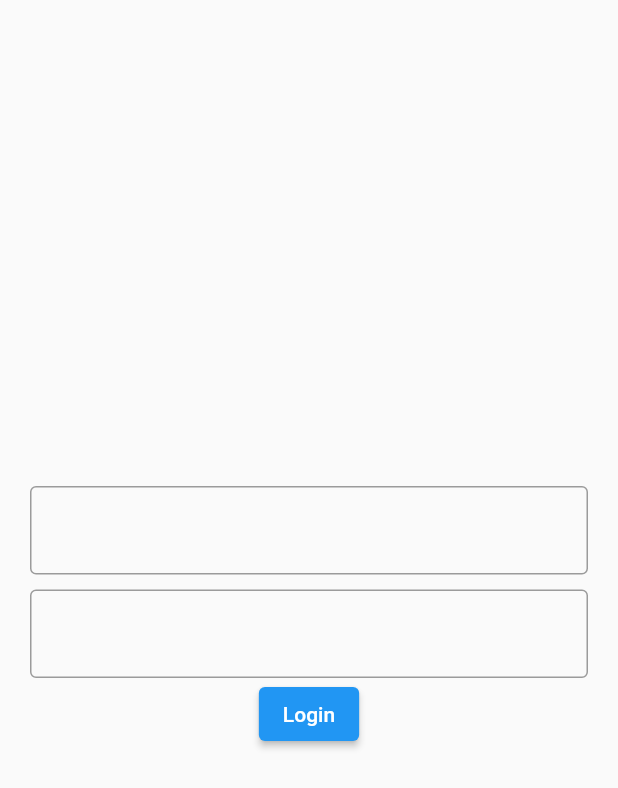
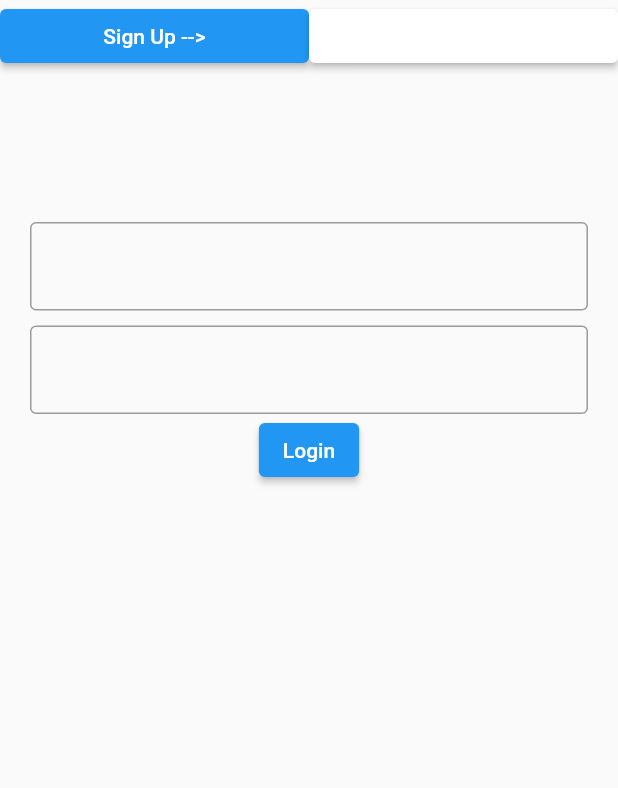
Before and after one commit to enisodesen/api_request_with_dio, a Flutter app: the screen it shows after launch, on a phone screen of 412 x 824 dp. Shown: the top 788 px of the screen. Run offline on Flutter 3.47's test engine with Material 2 defaults, Android fonts, the phone set to English and light mode, and no system bars; our stand-ins replace dio, get.

Commit message:
login ve signup problemsiz çalışıyor.

```diff
--- a/lib/views/login_page.dart
+++ b/lib/views/login_page.dart
@@ -9,9 +9,34 @@ class LoginPage extends StatelessWidget {
 
   @override
   Widget build(BuildContext context) {
-    return Scaffold(
-      body: Center(
-          child: Padding(
+    return Obx(
+      () => Scaffold(
+          body: controller.pageStatus.value
+              ? SafeArea(
+                  child: Center(
+                    child: Column(
+                      children: [
+                        Row(
+                          children: [
+                            Expanded(
+                              child: ElevatedButton(
+                                  onPressed: () {
+                                    controller.changePageStatus();
+                                  },
+                                  child: const Text('Sign Up -->')),
+                            ),
+                            Expanded(
+                                child: ElevatedButton(
+                                    style: ElevatedButton.styleFrom(
+                                        backgroundColor: Colors.white),
+                                    onPressed: () {},
+                                    child: const Text(''))),
+                          ],
+                        ),
+                        const SizedBox(
+                          height: 100,
+                        ),
+                        Padding(
                           padding: const EdgeInsets.symmetric(horizontal: 20),
                           child: Column(
                             mainAxisAlignment: MainAxisAlignment.center,
@@ -38,6 +63,66 @@ class LoginPage extends StatelessWidget {
                                   }),
                             ],
                           ),
+                        ),
+                      ],
+                    ),
+                  ),
+                )
+              : SafeArea(
+                  child: Center(
+                    child: Column(
+                      children: [
+                        Row(
+                          children: [
+                            Expanded(
+                              child: ElevatedButton(
+                                  style: ElevatedButton.styleFrom(
+                                      backgroundColor: Colors.white),
+                                  onPressed: () {},
+                                  child: const Text('')),
+                            ),
+                            Expanded(
+                                child: ElevatedButton(
+                                    onPressed: () {
+                                      controller.changePageStatus();
+                                    },
+                                    child: const Text('<-- Login'))),
+                          ],
+                        ),
+                        const SizedBox(
+                          height: 100,
+                        ),
+                        Padding(
+                          padding: const EdgeInsets.symmetric(horizontal: 20),
+                          child: Column(
+                            mainAxisAlignment: MainAxisAlignment.center,
+                            children: [
+                              TextField(
+                                controller: controller.emailRegister.value,
+                                decoration: const InputDecoration(
+                                  border: OutlineInputBorder(),
+                                ),
+                              ),
+                              const SizedBox(
+                                height: 10,
+                              ),
+                              TextField(
+                                controller: controller.passwordRegister.value,
+                                decoration: const InputDecoration(
+                                  border: OutlineInputBorder(),
+                                ),
+                              ),
+                              ElevatedButton(
+                                  child: const Text('Sign Up'),
+                                  onPressed: () {
+                                    controller.registerMethod();
+                                  }),
+                            ],
+                          ),
+                        ),
+                      ],
+                    ),
+                  ),
                 )),
     );
   }
```
Also changed, not shown: lib/controller/api_controller.dart (+22 -0 lines), lib/model/register.dart (added, +29 -0 lines), lib/service/api_service.dart (+16 -0 lines). Lines whose indentation alone changed are shown as unchanged.
